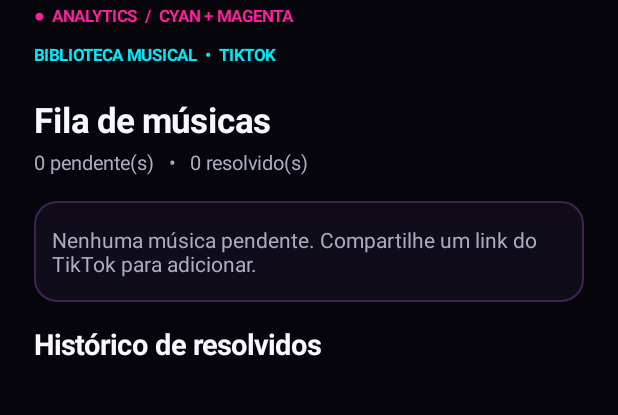
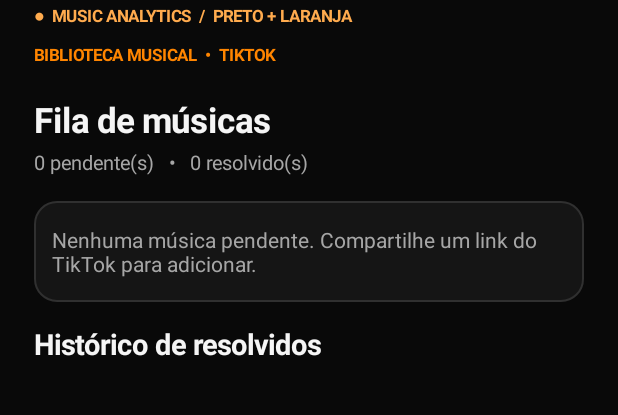
Before and after one commit to carlosalexandrevicente12-droid/xand-trend-music, an Android app: the screen it shows after launch (MainActivity), on a phone screen of 412 x 824 dp, the part 97-512 px from its top. Run offline under Robolectric (Android 15) with nearby library versions, the phone set to English and light mode, and no system bars.

Commit message:
style(android): alinhar interface à identidade preta e laranja XAND Music Analytics

```diff
--- a/android-share/app/src/main/java/music/xand/share/MainActivity.java
+++ b/android-share/app/src/main/java/music/xand/share/MainActivity.java
@@ -30,14 +30,14 @@ public class MainActivity extends Activity {
  void share(String url){JSONObject x=info(url);String text=field(x,"song","Música não identificada")+" — "+field(x,"artist","Artista não identificado")+"\n"+field(x,"genre","")+"\n"+url;Intent send=new Intent(Intent.ACTION_SEND);send.setType("text/plain");send.putExtra(Intent.EXTRA_TEXT,text);startActivity(Intent.createChooser(send,"Compartilhar música"));}
  boolean isSelected(String url){return prefs.getBoolean("selected_"+url,false);}
  void setSelected(String url,boolean selected){prefs.edit().putBoolean("selected_"+url,selected).apply();show();}
- int bg=Color.rgb(5,5,11),panel=Color.rgb(16,12,26),stroke=Color.rgb(67,34,83),fg=Color.rgb(247,248,255),muted=Color.rgb(170,172,192),accent=Color.rgb(0,232,245);
+ int bg=Color.rgb(9,9,9),panel=Color.rgb(21,21,21),stroke=Color.rgb(48,48,48),fg=Color.rgb(245,245,245),muted=Color.rgb(166,166,166),accent=Color.rgb(255,133,0);
  GradientDrawable shape(int color,int radius,int border){GradientDrawable d=new GradientDrawable();d.setColor(color);d.setCornerRadius(radius);if(border!=0)d.setStroke(2,border);return d;}
  TextView label(String value,int size,int color,boolean bold){TextView t=new TextView(this);t.setText(value);t.setTextSize(size);t.setTextColor(color);if(bold)t.setTypeface(null,Typeface.BOLD);return t;}
- Button action(String text,boolean primary){Button b=new Button(this);b.setText(text);b.setAllCaps(false);b.setTextSize(13);b.setTextColor(primary?bg:fg);b.setBackground(shape(primary?accent:Color.rgb(39,22,55),20,primary?0:stroke));LinearLayout.LayoutParams lp=new LinearLayout.LayoutParams(-1,104);lp.topMargin=10;b.setLayoutParams(lp);return b;}
+ Button action(String text,boolean primary){Button b=new Button(this);b.setText(text);b.setAllCaps(false);b.setTextSize(13);b.setTextColor(primary?bg:fg);b.setBackground(shape(primary?accent:Color.rgb(42,42,42),20,primary?0:stroke));LinearLayout.LayoutParams lp=new LinearLayout.LayoutParams(-1,104);lp.topMargin=10;b.setLayoutParams(lp);return b;}
  void show(){
  root=new LinearLayout(this);root.setOrientation(1);root.setPadding(34,44,34,44);root.setBackgroundColor(bg);
  ScrollView scroll=new ScrollView(this);scroll.setFillViewport(true);scroll.addView(root);setContentView(scroll);
- TextView brand=label("XAND  MUSIC",26,fg,true);root.addView(brand);TextView neon=label("●  ANALYTICS  /  CYAN + MAGENTA",11,Color.rgb(255,30,155),true);neon.setPadding(0,4,0,8);root.addView(neon);
+ TextView brand=label("XAND  MUSIC",26,fg,true);root.addView(brand);TextView brandNote=label("●  MUSIC ANALYTICS  /  PRETO + LARANJA",11,Color.rgb(255,171,78),true);brandNote.setPadding(0,4,0,8);root.addView(brandNote);
  TextView kicker=label("BIBLIOTECA MUSICAL  •  TIKTOK",11,accent,true);kicker.setPadding(0,8,0,30);root.addView(kicker);
  JSONArray a=load(),history=resolved();
  TextView count=label("Fila de músicas",23,fg,true);root.addView(count);
@@ -49,7 +49,7 @@ public class MainActivity extends Activity {
  TextView number=label("FAIXA "+(i+1)+"  •  TIKTOK",11,accent,true);card.addView(number);
  TextView song=label(field(x,"song","Música não identificada"),19,fg,true);song.setPadding(0,12,0,3);card.addView(song);
  TextView artist=label(field(x,"artist","Artista não identificado"),14,muted,false);card.addView(artist);
- TextView genre=label("ESTILO  "+field(x,"genre","Não informado"),12,Color.rgb(255,45,166),false);genre.setPadding(0,12,0,10);card.addView(genre);
+ TextView genre=label("ESTILO  "+field(x,"genre","Não informado"),12,Color.rgb(255,171,78),false);genre.setPadding(0,12,0,10);card.addView(genre);
  TextView link=label(url,11,muted,false);link.setTextIsSelectable(true);card.addView(link);
  CheckBox choose=new CheckBox(this);choose.setText("Selecionar esta música");choose.setTextColor(fg);choose.setButtonTintList(android.content.res.ColorStateList.valueOf(accent));choose.setChecked(isSelected(url));choose.setPadding(0,16,0,6);card.addView(choose);
  LinearLayout actions=new LinearLayout(this);actions.setOrientation(1);actions.setVisibility(isSelected(url)?View.VISIBLE:View.GONE);card.addView(actions);
```
